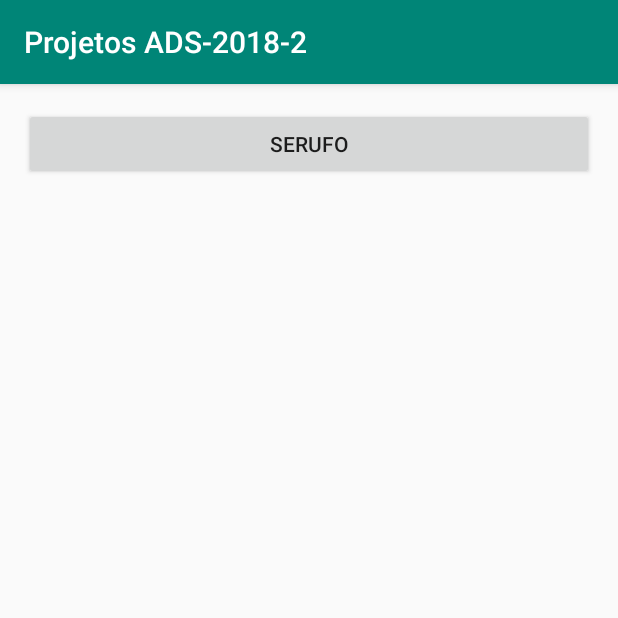
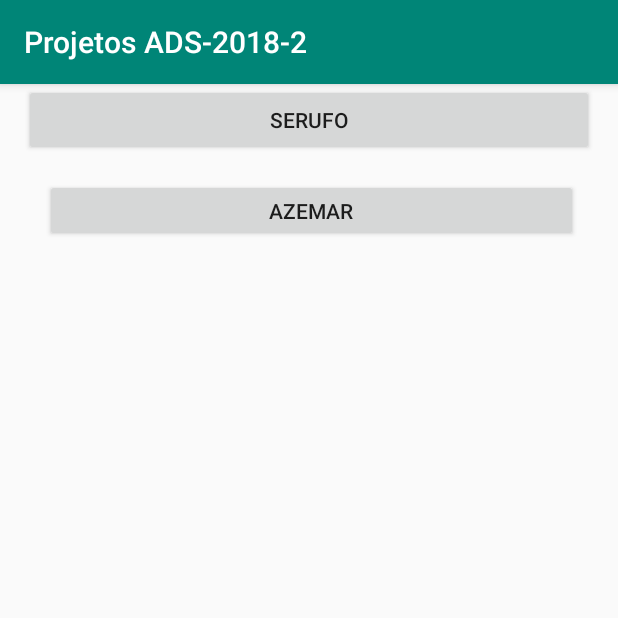
Before and after one commit to serufo/ADS20182, an Android app: the screen it shows after launch (MainActivity), on a phone screen of 412 x 824 dp, the top half of it. Run offline under Robolectric (Android 15) with nearby library versions, the phone set to English and light mode, and no system bars.

Commit message:
Criamos um botão para a nova activity

```diff
--- a/app/src/main/AndroidManifest.xml
+++ b/app/src/main/AndroidManifest.xml
@@ -17,7 +17,8 @@
                 <category android:name="android.intent.category.LAUNCHER" />
             </intent-filter>
         </activity>
-        <activity android:name=".ProfSerufo"></activity>
+        <activity android:name=".ProfSerufo" />
+        <activity android:name=".AzemarFelex"></activity>
     </application>
 
 </manifest>
--- a/app/src/main/java/com/example/ads_2018_2/MainActivity.java
+++ b/app/src/main/java/com/example/ads_2018_2/MainActivity.java
@@ -28,6 +28,19 @@ public class MainActivity extends AppCompatActivity {
 
         //[SERUFO] Fim do código do SERUFO
 
+        //[SERUFO] Codigo para mudar para pagina do Azemar
+
+        Button btnAzemar = findViewById(R.id.btnAzemar);
+        btnSerufo.setOnClickListener(new View.OnClickListener() {
+            @Override
+            public void onClick(View v) {
+                Intent intent = new Intent(MainActivity.this, AzemarFelex.class);
+                startActivity(intent);
+            }
+        });
+
+        //[SERUFO] Fim do código do Azemar
+
 
     }
 }
--- a/app/src/main/res/layout/activity_main.xml
+++ b/app/src/main/res/layout/activity_main.xml
@@ -10,15 +10,32 @@
         android:id="@+id/btnSerufo"
         android:layout_width="0dp"
         android:layout_height="wrap_content"
+        android:layout_marginEnd="16dp"
+        android:layout_marginLeft="16dp"
+        android:layout_marginRight="16dp"
         android:layout_marginStart="16dp"
-        android:layout_marginLeft="16dp"
-        android:layout_marginTop="16dp"
-        android:layout_marginEnd="16dp"
-        android:layout_marginRight="16dp"
         android:text="Serufo"
         app:layout_constraintEnd_toEndOf="parent"
+        app:layout_constraintHorizontal_bias="1.0"
         app:layout_constraintStart_toStartOf="parent"
         app:layout_constraintTop_toTopOf="parent" />
 
+    <Button
+        android:id="@+id/btnAzemar"
+        android:layout_width="355dp"
+        android:layout_height="42dp"
+        android:layout_marginBottom="8dp"
+        android:layout_marginEnd="8dp"
+        android:layout_marginLeft="8dp"
+        android:layout_marginRight="8dp"
+        android:layout_marginStart="8dp"
+        android:text="Azemar"
+        app:layout_constraintBottom_toBottomOf="parent"
+        app:layout_constraintEnd_toEndOf="parent"
+        app:layout_constraintHorizontal_bias="0.542"
+        app:layout_constraintStart_toStartOf="parent"
+        app:layout_constraintTop_toBottomOf="@+id/btnSerufo"
+        app:layout_constraintVertical_bias="0.023" />
+
 
 </android.support.constraint.ConstraintLayout>
```
Also changed, not shown: app/src/main/java/com/example/ads_2018_2/AzemarFelex.java (added, +13 -0 lines), app/src/main/res/layout/activity_azemar_felex.xml (added, +9 -0 lines).
